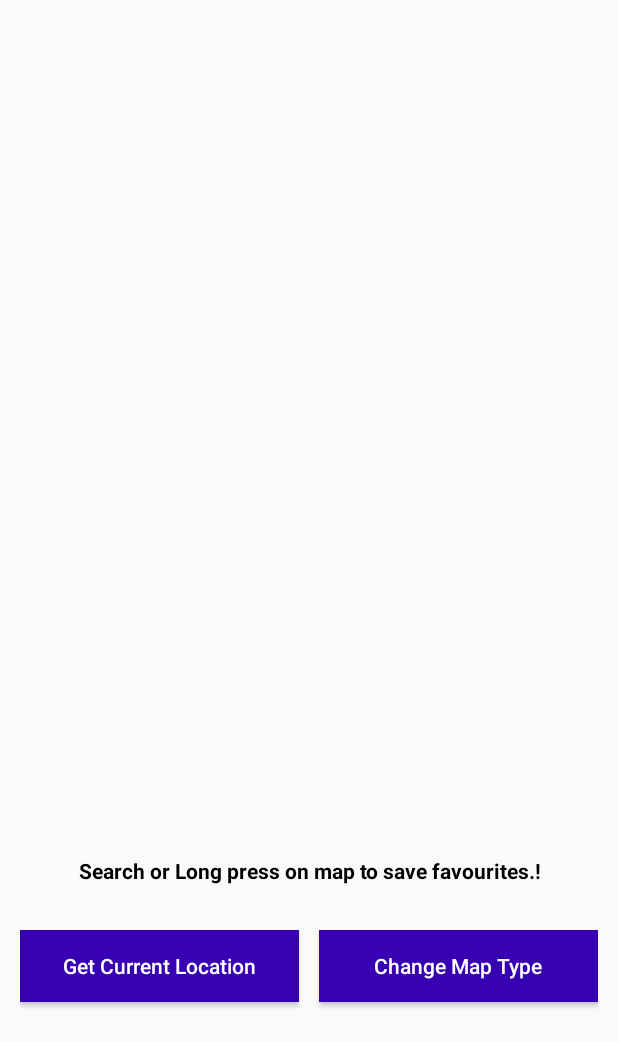
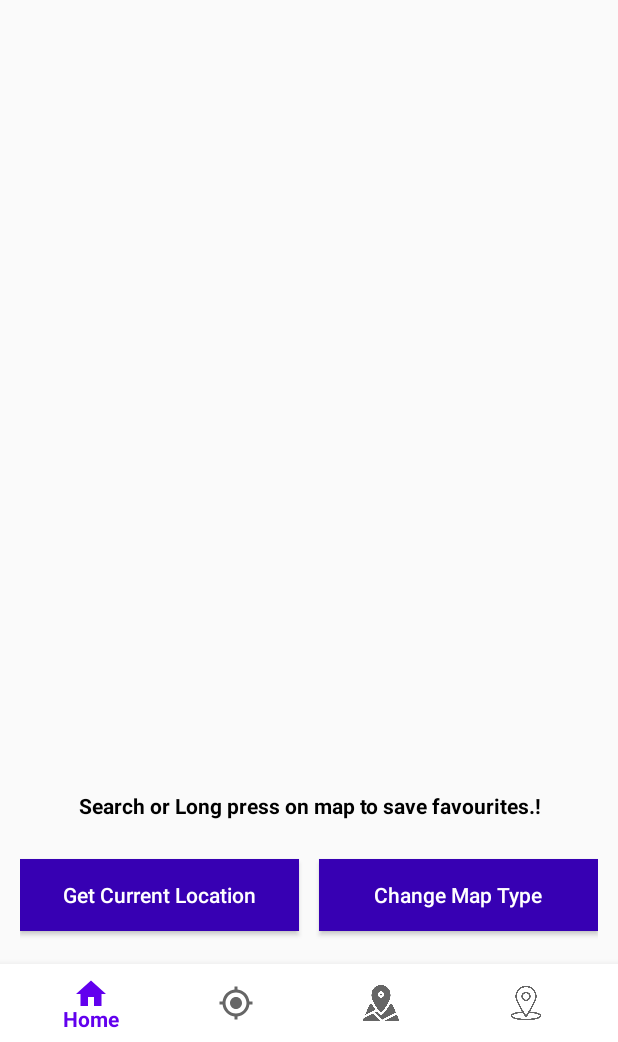
Before and after one commit to NDBNeer/FA_Namrata_C0853345_android, an Android app: the MapActivity screen opened directly, with no data from a screen before it, on a phone screen of 412 x 824 dp, the part 194-1236 px from its top. Run offline under Robolectric (Android 15) with nearby library versions, the phone set to English and light mode, and no system bars; our stand-ins replace ButterKnife, sdp/ssp sizes.

Commit message:
adding bottom navigation bar design

```diff
--- /dev/null
+++ b/app/src/main/res/drawable/home.xml
@@ -0,0 +1,5 @@
+<vector android:height="24dp" android:tint="#000000"
+    android:viewportHeight="24" android:viewportWidth="24"
+    android:width="24dp" xmlns:android="http://schemas.android.com/apk/res/android">
+    <path android:fillColor="@android:color/white" android:pathData="M10,20v-6h4v6h5v-8h3L12,3 2,12h3v8z"/>
+</vector>
--- /dev/null
+++ b/app/src/main/res/drawable/loc.xml
@@ -0,0 +1,5 @@
+<vector android:height="24dp" android:tint="#000000"
+    android:viewportHeight="24" android:viewportWidth="24"
+    android:width="24dp" xmlns:android="http://schemas.android.com/apk/res/android">
+    <path android:fillColor="@android:color/white" android:pathData="M12,8c-2.21,0 -4,1.79 -4,4s1.79,4 4,4 4,-1.79 4,-4 -1.79,-4 -4,-4zM20.94,11c-0.46,-4.17 -3.77,-7.48 -7.94,-7.94L13,1h-2v2.06C6.83,3.52 3.52,6.83 3.06,11L1,11v2h2.06c0.46,4.17 3.77,7.48 7.94,7.94L11,23h2v-2.06c4.17,-0.46 7.48,-3.77 7.94,-7.94L23,13v-2h-2.06zM12,19c-3.87,0 -7,-3.13 -7,-7s3.13,-7 7,-7 7,3.13 7,7 -3.13,7 -7,7z"/>
+</vector>
--- a/app/src/main/res/layout/mapactivity_homescreen.xml
+++ b/app/src/main/res/layout/mapactivity_homescreen.xml
@@ -50,23 +50,15 @@
                         android:layout_marginLeft="@dimen/_5sdp"
                         android:text="@string/travel_map_app"
                         android:textColor="@color/purple_700" />
-
-
-
                 </LinearLayout>
-
             </androidx.appcompat.widget.Toolbar>
-
         </com.google.android.material.appbar.AppBarLayout>
-
-
         <LinearLayout
+            android:id="@+id/lay1"
             android:layout_below="@id/appBar"
             android:orientation="vertical"
             android:layout_width="match_parent"
             android:layout_height="match_parent">
-
-
             <LinearLayout
                 android:orientation="vertical"
                 android:weightSum="3"
@@ -124,6 +116,7 @@
                     </LinearLayout>
                 </RelativeLayout>
                 <LinearLayout
+                    android:id="@+id/lay"
                     android:orientation="vertical"
                     android:layout_weight="0.5"
                     android:layout_width="match_parent"
@@ -190,13 +183,14 @@
 
                 </LinearLayout>
 
-
+                <com.google.android.material.bottomnavigation.BottomNavigationView
+                    android:id="@+id/bottomNavigationView"
+                    android:layout_width="match_parent"
+                    android:layout_height="@dimen/_40sdp"
+                    android:background="@color/white"
+                    app:menu="@menu/bottom_nav_menu"/>
             </LinearLayout>
-
-
         </LinearLayout>
-
-
     </RelativeLayout>
 
 
--- /dev/null
+++ b/app/src/main/res/menu/bottom_nav_menu.xml
@@ -0,0 +1,19 @@
+<?xml version="1.0" encoding="utf-8"?>
+<menu xmlns:android="http://schemas.android.com/apk/res/android">
+    <item
+        android:id="@+id/home"
+        android:title="Home"
+        android:icon="@drawable/home"/>
+    <item
+        android:id="@+id/mCurrentLocationBtn"
+        android:title="Current Location"
+        android:icon="@drawable/loc"/>
+    <item
+        android:id="@+id/mMapTypeBtn"
+        android:title="Map Type"
+        android:icon="@drawable/map"/>
+    <item
+        android:id="@+id/favouriteplace"
+        android:title="Favourite Places"
+        android:icon="@drawable/placeholder"/>
+</menu>
```
Also changed, not shown: app/src/main/res/drawable/map.png (added).
